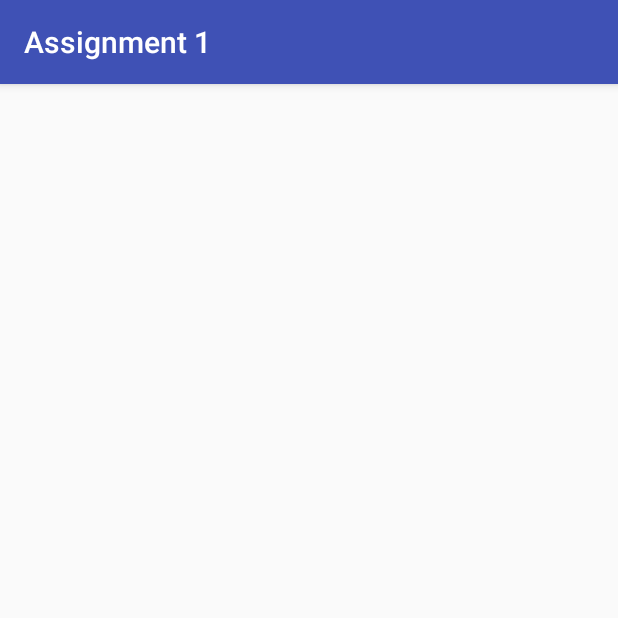
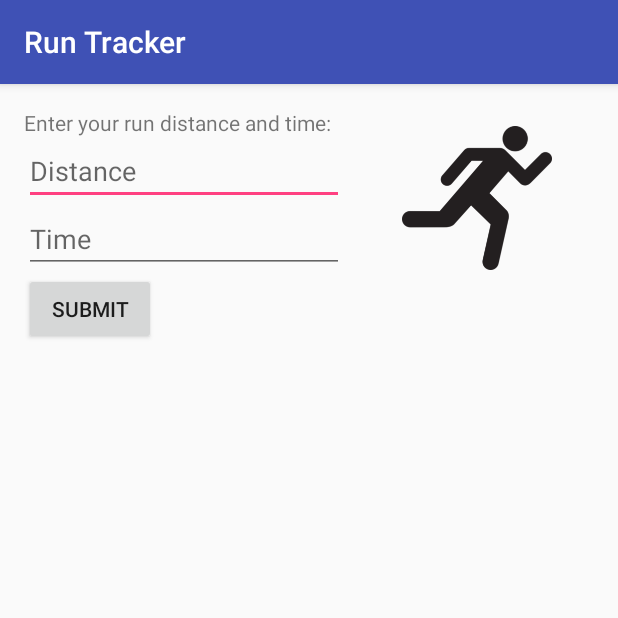
Before and after one commit to benwilliams0540/Assignment1, an Android app: the screen it shows after launch (MainActivity), on a phone screen of 412 x 824 dp, the top half of it. Run offline under Robolectric (Android 15) with nearby library versions, the phone set to English and light mode, and no system bars.

Commit message:
Created text fields, submit button, & inserted image

```diff
--- a/app/src/main/java/com/example/benwi/assignment1/MainActivity.java
+++ b/app/src/main/java/com/example/benwi/assignment1/MainActivity.java
@@ -8,6 +8,9 @@ public class MainActivity extends AppCompatActivity {
 
     @Override
     protected void onCreate(Bundle savedInstanceState) {
+        ActionBar bar = getSupportActionBar();
+        bar.setTitle("Run Tracker");
+
         super.onCreate(savedInstanceState);
         setContentView(R.layout.activity_main);
     }
--- a/app/src/main/res/layout/activity_main.xml
+++ b/app/src/main/res/layout/activity_main.xml
@@ -11,4 +11,55 @@
     android:paddingTop="@dimen/activity_vertical_margin"
     tools:context="com.example.benwi.assignment1.MainActivity">
 
+    <TextView
+        android:text="Enter your run distance and time:"
+        android:layout_width="wrap_content"
+        android:layout_height="wrap_content"
+        android:id="@+id/textView3"
+        android:layout_below="@+id/textView2"
+        android:layout_alignParentLeft="true"
+        android:layout_alignParentStart="true" />
+
+    <EditText
+        android:layout_width="wrap_content"
+        android:layout_height="wrap_content"
+        android:inputType="textPersonName"
+        android:ems="10"
+        android:layout_below="@+id/textView3"
+        android:layout_alignParentLeft="true"
+        android:layout_alignParentStart="true"
+        android:id="@+id/distanceEditText"
+        android:hint="Distance" />
+
+    <EditText
+        android:layout_width="wrap_content"
+        android:layout_height="wrap_content"
+        android:inputType="textPersonName"
+        android:ems="10"
+        android:layout_below="@+id/distanceEditText"
+        android:layout_alignParentLeft="true"
+        android:layout_alignParentStart="true"
+        android:id="@+id/timeEditText"
+        android:hint="Time" />
+
+    <Button
+        android:text="SUBMIT"
+        android:layout_width="wrap_content"
+        android:layout_height="wrap_content"
+        android:id="@+id/submitButton"
+        android:layout_below="@+id/timeEditText"
+        android:layout_alignParentLeft="true"
+        android:layout_alignParentStart="true" />
+
+    <ImageView
+        android:layout_width="100dp"
+        app:srcCompat="@drawable/jogging"
+        android:id="@+id/jogImageView"
+        android:adjustViewBounds="false"
+        android:layout_height="100dp"
+        android:layout_alignBottom="@+id/timeEditText"
+        android:layout_alignParentRight="true"
+        android:layout_alignParentEnd="true"
+        android:layout_marginRight="28dp"
+        android:layout_marginEnd="28dp" />
 </RelativeLayout>
```
Also changed, not shown: app/src/main/res/drawable/jogging.png (added).
